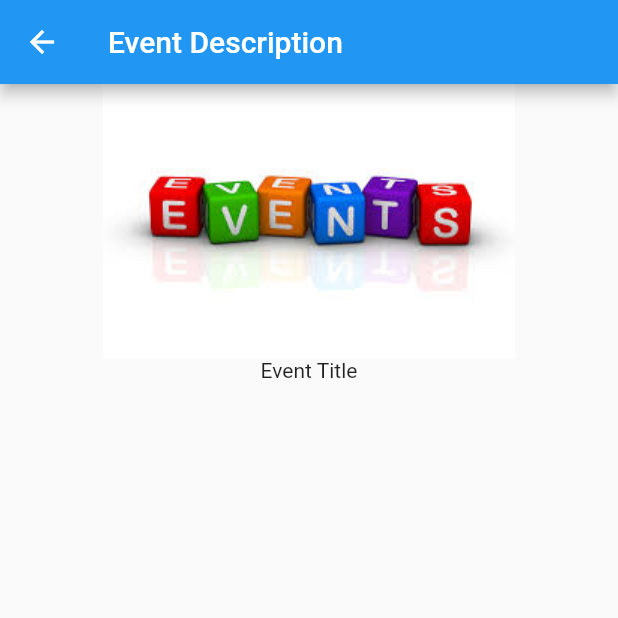
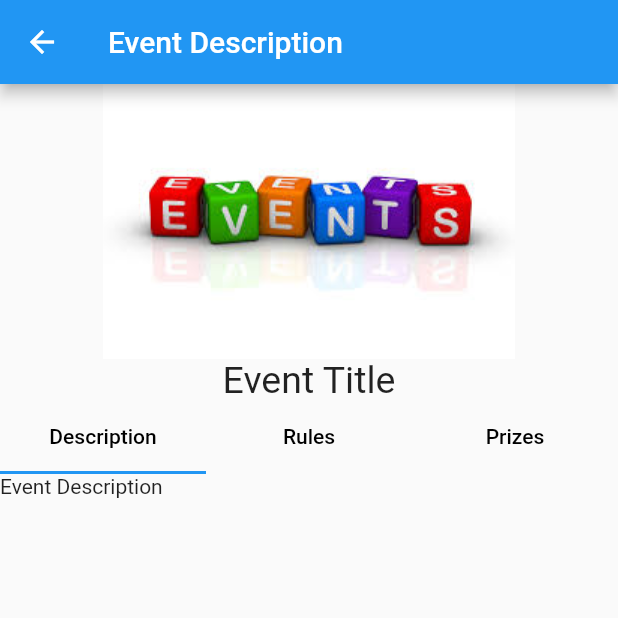
Before and after one commit to Ronik-Shah/College_Event_Management, a Flutter app: the EventDescriptionScreen screen opened directly with empty values, on a phone screen of 412 x 824 dp, the top half of it. Run offline on Flutter 3.47's test engine with Material 2 defaults, Android fonts, the phone set to English and light mode, and no system bars.

Commit message:
Made modifications on Event Descripiton Screen. Added three new pages : about, prizes and rules for the tabs of Event Description Screen.

```diff
--- a/lib/Screens/events_description.dart
+++ b/lib/Screens/events_description.dart
@@ -1,4 +1,8 @@
 import 'package:flutter/material.dart';
+
+import './events_description_about.dart';
+import './events_description_rules.dart';
+import './events_description_prizes.dart';
 
 class EventDescriptionScreen extends StatelessWidget {
   static const routeName = "/EventScreenDescription";
@@ -21,7 +25,44 @@ class EventDescriptionScreen extends StatelessWidget {
           ),
           Title(
             color: Colors.black,
-            child: Text("Event Title"),
+            child: Text(
+              "Event Title",
+              style: TextStyle(fontSize: 25),
+            ),
+          ),
+          Flexible(
+            child: DefaultTabController(
+              length: 3,
+              child: Scaffold(
+                appBar: TabBar(
+                  tabs: <Widget>[
+                    Tab(
+                      child: Text(
+                        "Description",
+                        style: TextStyle(color: Colors.black),
+                      ),
+                    ),
+                    Tab(
+                      child: Text(
+                        "Rules",
+                        style: TextStyle(color: Colors.black),
+                      ),
+                    ),
+                    Tab(
+                      child: Text(
+                        "Prizes",
+                        style: TextStyle(color: Colors.black),
+                      ),
+                    ),
+                  ],
+                ),
+                body: TabBarView(children: [
+                  EventDescriptionAbout(),
+                  EventDescriptionRules(),
+                  EventDescriptionPrizes(),
+                ]),
+              ),
+            ),
           ),
         ],
       ),
--- /dev/null
+++ b/lib/Screens/events_description_about.dart
@@ -0,0 +1,13 @@
+import 'package:flutter/material.dart';
+
+class EventDescriptionAbout extends StatelessWidget {
+  @override
+  Widget build(BuildContext context) {
+    return Scaffold(
+      body: Text(
+        "Event Description",
+        softWrap: true,
+      ),
+    );
+  }
+}
```
Also changed, not shown: lib/Models/Event.dart (+5 -27 lines), lib/Screens/events_description_prizes.dart (added, +10 -0 lines), lib/Screens/events_description_rules.dart (added, +10 -0 lines).
